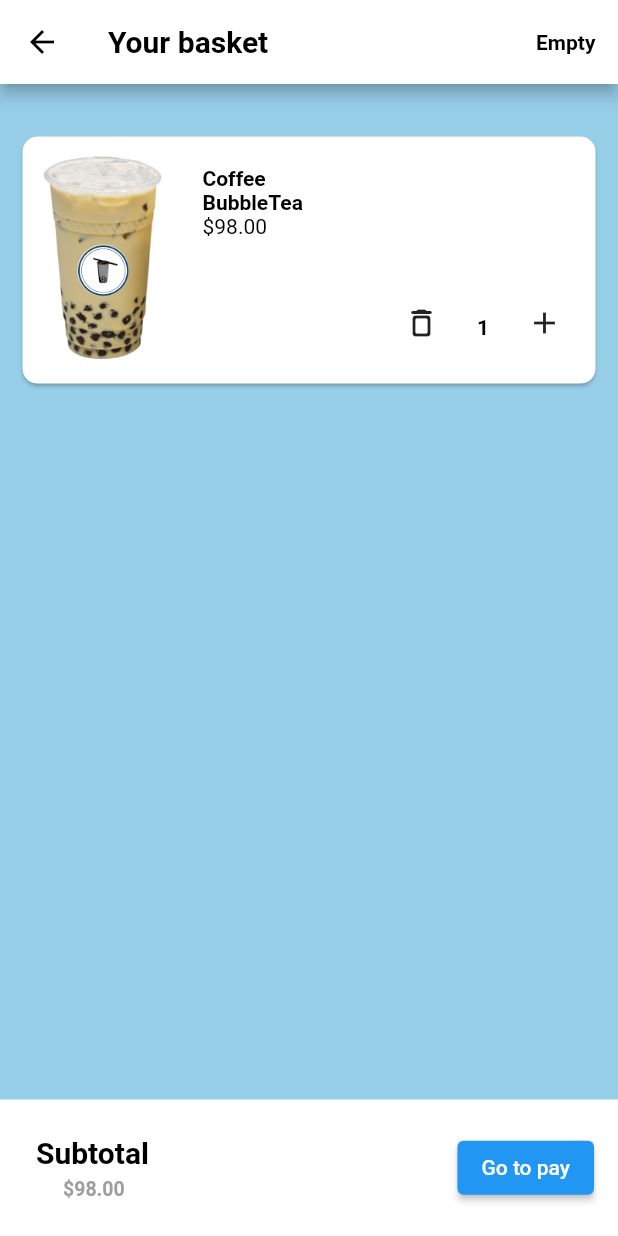
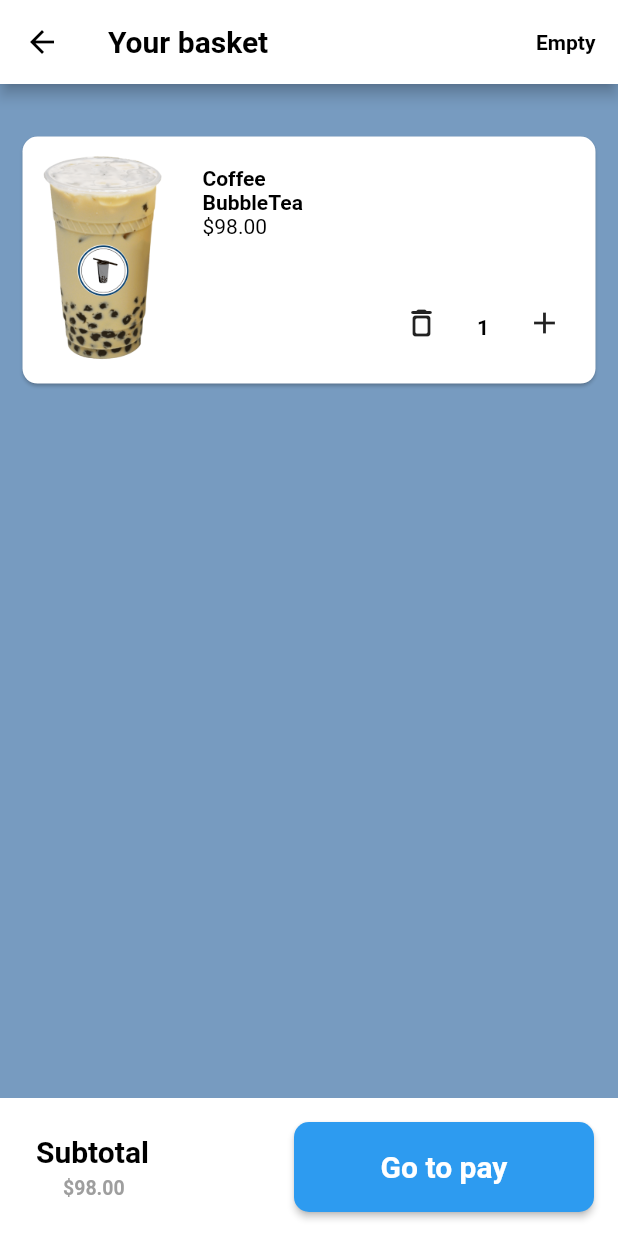
Before and after one commit to Molisawa/flutter_final_project, a Flutter app: the screen it shows after launch, on a phone screen of 412 x 824 dp. Run offline on Flutter 3.47's test engine with Material 2 defaults, Android fonts, the phone set to English and light mode, and no system bars.

Commit message:
Change of colors

```diff
--- a/lib/bubbleit/screens/rewards/Rewards.dart
+++ b/lib/bubbleit/screens/rewards/Rewards.dart
@@ -1,4 +1,5 @@
 import 'package:flutter/material.dart';
+import 'package:flutter_final_project/bubbleit/screens/consts/color_palette.dart';
 
 class RewardsScreen extends StatefulWidget {
   const RewardsScreen({super.key});
@@ -18,7 +19,7 @@ class _RewardsState extends State<RewardsScreen> {
       title: 'Material App',
       home: Scaffold(
         appBar: AppBar(
-          backgroundColor: Colors.blueAccent,
+          backgroundColor: kItesoBlueLight,
           title: Row(
             mainAxisAlignment: MainAxisAlignment.center,
             children: [
@@ -48,7 +49,7 @@ class _RewardsState extends State<RewardsScreen> {
         ),
         body: SingleChildScrollView(
           child: Container(
-            color: const Color.fromARGB(255, 150, 205, 231),
+            color: kItesoBlue,
             child: Column(
               children: [
                 Image.asset('assets/images/multipleDrinks_background.png'),
--- a/lib/bubbleit/screens/shopping_cart.dart/Shopping_cart.dart
+++ b/lib/bubbleit/screens/shopping_cart.dart/Shopping_cart.dart
@@ -1,4 +1,5 @@
 import 'package:flutter/material.dart';
+import 'package:flutter_final_project/bubbleit/screens/consts/color_palette.dart';
 
 class ShoppingCartScreen extends StatefulWidget {
   const ShoppingCartScreen({super.key});
@@ -44,7 +45,7 @@ class _ShoppingCartScreenState extends State<ShoppingCartScreen> {
           children: [
             SingleChildScrollView(
               child: Container(
-                color: const Color.fromARGB(255, 150, 205, 231),
+                color: kItesoBlue,
                 width: MediaQuery.of(context).size.width, // Ancho igual al ancho de la pantalla
                 height: MediaQuery.of(context).size.height, // Alto igual al alto de la pantalla
                 child: Column(
@@ -139,8 +140,17 @@ class _ShoppingCartScreenState extends State<ShoppingCartScreen> {
                         // Agrega aquí la lógica para lo que deseas hacer al tocar este área.
                       },
                       child: ElevatedButton(
+                        style: ButtonStyle(
+                          minimumSize: MaterialStateProperty.all(Size(200, 60)),
+                          backgroundColor: MaterialStateProperty.all(kItesoBlueLight),
+                          shape: MaterialStateProperty.all<RoundedRectangleBorder>(
+                            RoundedRectangleBorder(
+                              borderRadius: BorderRadius.circular(10),
+                            ),
+                          ),
+                        ),
                         onPressed: () {},
-                        child: const Text('Go to pay'),
+                        child: const Text('Go to pay', style: TextStyle(fontSize: 20, fontWeight: FontWeight.bold, color: Colors.white)),
                       ),
                     ),
                   ],
```
